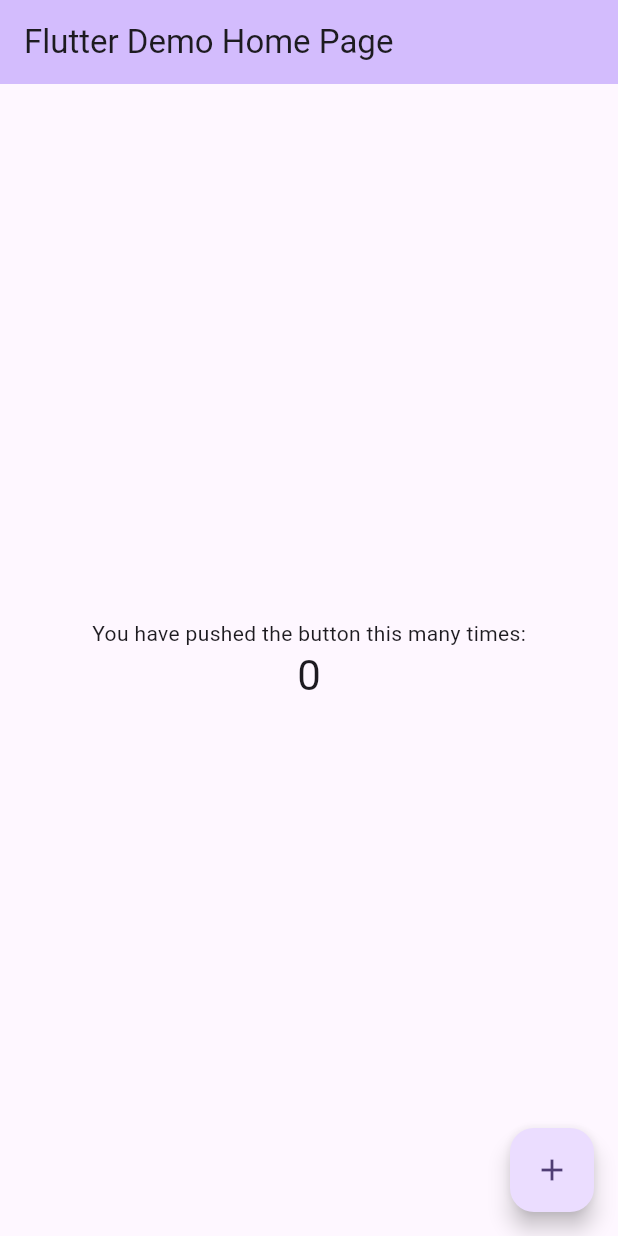
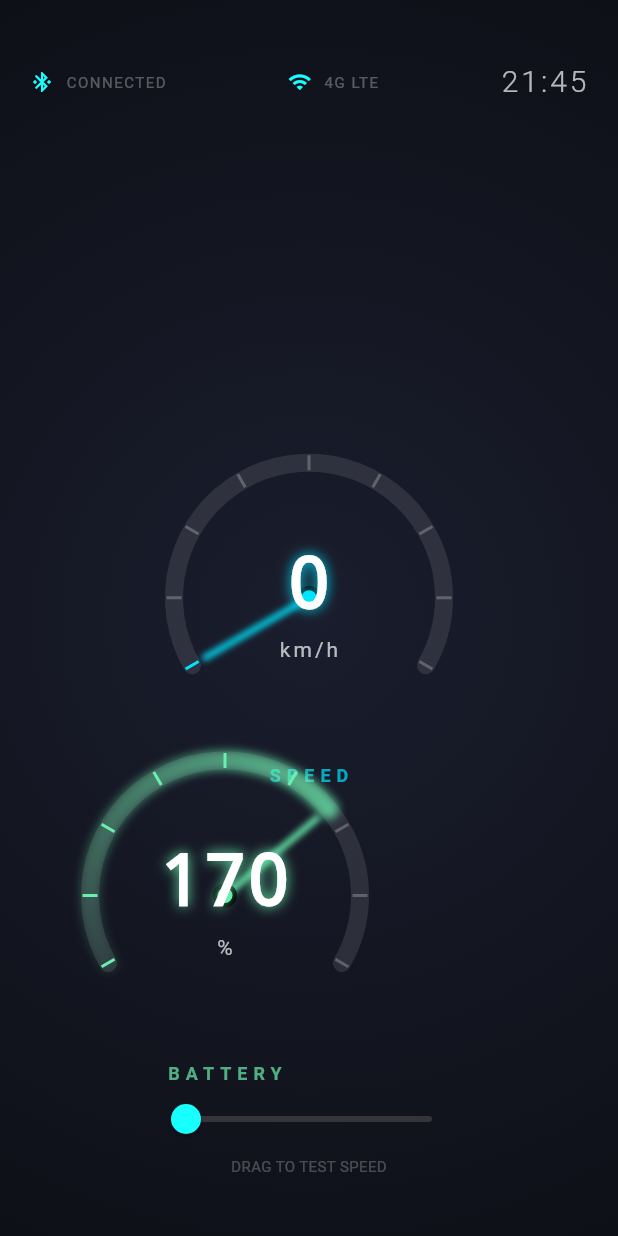
Before and after one commit to evatechnosoft/car_dash, a Flutter app: the screen it shows after launch, on a phone screen of 412 x 824 dp. Run offline on Flutter 3.47's test engine with Material 3 defaults, Android fonts, the phone set to English and light mode, and no system bars.

Commit message:
feat: implement futuristic analog-digital gauges and setup dashboard

```diff
--- a/lib/main.dart
+++ b/lib/main.dart
@@ -1,122 +1,134 @@
 import 'package:flutter/material.dart';
+import 'presentation/widgets/futuristic_gauge.dart';
 
 void main() {
-  runApp(const MyApp());
+  runApp(const CarDashApp());
 }
 
-class MyApp extends StatelessWidget {
-  const MyApp({super.key});
+class CarDashApp extends StatelessWidget {
+  const CarDashApp({super.key});
 
-  // This widget is the root of your application.
   @override
   Widget build(BuildContext context) {
     return MaterialApp(
-      title: 'Flutter Demo',
+      title: 'car_dash',
+      debugShowCheckedModeBanner: false,
       theme: ThemeData(
-        // This is the theme of your application.
-        //
-        // TRY THIS: Try running your application with "flutter run". You'll see
-        // the application has a purple toolbar. Then, without quitting the app,
-        // try changing the seedColor in the colorScheme below to Colors.green
-        // and then invoke "hot reload" (save your changes or press the "hot
-        // reload" button in a Flutter-supported IDE, or press "r" if you used
-        // the command line to start the app).
-        //
-        // Notice that the counter didn't reset back to zero; the application
-        // state is not lost during the reload. To reset the state, use hot
-        // restart instead.
-        //
-        // This works for code too, not just values: Most code changes can be
-        // tested with just a hot reload.
-        colorScheme: .fromSeed(seedColor: Colors.deepPurple),
+        brightness: Brightness.dark,
+        scaffoldBackgroundColor: const Color(0xFF0A0B10),
+        useMaterial3: true,
       ),
-      home: const MyHomePage(title: 'Flutter Demo Home Page'),
+      home: const DashboardScreen(),
     );
   }
 }
 
-class MyHomePage extends StatefulWidget {
-  const MyHomePage({super.key, required this.title});
-
-  // This widget is the home page of your application. It is stateful, meaning
-  // that it has a State object (defined below) that contains fields that affect
-  // how it looks.
-
-  // This class is the configuration for the state. It holds the values (in this
-  // case the title) provided by the parent (in this case the App widget) and
-  // used by the build method of the State. Fields in a Widget subclass are
-  // always marked "final".
-
-  final String title;
+class DashboardScreen extends StatefulWidget {
+  const DashboardScreen({super.key});
 
   @override
-  State<MyHomePage> createState() => _MyHomePageState();
+  State<DashboardScreen> createState() => _DashboardScreenState();
 }
 
-class _MyHomePageState extends State<MyHomePage> {
-  int _counter = 0;
-
-  void _incrementCounter() {
-    setState(() {
-      // This call to setState tells the Flutter framework that something has
-      // changed in this State, which causes it to rerun the build method below
-      // so that the display can reflect the updated values. If we changed
-      // _counter without calling setState(), then the build method would not be
-      // called again, and so nothing would appear to happen.
-      _counter++;
-    });
-  }
+class _DashboardScreenState extends State<DashboardScreen> {
+  double _speed = 0;
+  double _battery = 85;
 
   @override
   Widget build(BuildContext context) {
-    // This method is rerun every time setState is called, for instance as done
-    // by the _incrementCounter method above.
-    //
-    // The Flutter framework has been optimized to make rerunning build methods
-    // fast, so that you can just rebuild anything that needs updating rather
-    // than having to individually change instances of widgets.
     return Scaffold(
-      appBar: AppBar(
-        // TRY THIS: Try changing the color here to a specific color (to
-        // Colors.amber, perhaps?) and trigger a hot reload to see the AppBar
-        // change color while the other colors stay the same.
-        backgroundColor: Theme.of(context).colorScheme.inversePrimary,
-        // Here we take the value from the MyHomePage object that was created by
-        // the App.build method, and use it to set our appbar title.
-        title: Text(widget.title),
-      ),
-      body: Center(
-        // Center is a layout widget. It takes a single child and positions it
-        // in the middle of the parent.
-        child: Column(
-          // Column is also a layout widget. It takes a list of children and
-          // arranges them vertically. By default, it sizes itself to fit its
-          // children horizontally, and tries to be as tall as its parent.
-          //
-          // Column has various properties to control how it sizes itself and
-          // how it positions its children. Here we use mainAxisAlignment to
-          // center the children vertically; the main axis here is the vertical
-          // axis because Columns are vertical (the cross axis would be
-          // horizontal).
-          //
-          // TRY THIS: Invoke "debug painting" (choose the "Toggle Debug Paint"
-          // action in the IDE, or press "p" in the console), to see the
-          // wireframe for each widget.
-          mainAxisAlignment: .center,
+      body: Container(
+        decoration: const BoxDecoration(
+          gradient: RadialGradient(
+            center: Alignment.center,
+            radius: 1.5,
+            colors: [
+              Color(0xFF1A1D2D),
+              Color(0xFF0A0B10),
+            ],
+          ),
+        ),
+        child: Stack(
           children: [
-            const Text('You have pushed the button this many times:'),
-            Text(
-              '$_counter',
-              style: Theme.of(context).textTheme.headlineMedium,
+            // Top Status Bar
+            Positioned(
+              top: 40,
+              left: 20,
+              right: 20,
+              child: Row(
+                mainAxisAlignment: MainAxisAlignment.spaceBetween,
+                children: [
+                  _statusIcon(Icons.bluetooth_connected, "CONNECTED"),
+                  _statusIcon(Icons.wifi, "4G LTE"),
+                  Text(
+                    "21:45",
+                    style: TextStyle(
+                      color: Colors.white70,
+                      fontSize: 20,
+                      fontWeight: FontWeight.w300,
+                      letterSpacing: 2,
+                    ),
+                  ),
+                ],
+              ),
+            ),
+
+            // Main Gauge Center
+            Center(
+              child: FuturisticGauge(
+                value: _speed,
+                label: "SPEED",
+                unit: "km/h",
+                accentColor: const Color(0xFF00E5FF),
+              ),
+            ),
+
+            // Secondary Gauges
+            Positioned(
+              bottom: 100,
+              left: 50,
+              child: FuturisticGauge(
+                value: _battery * 2, // Scale for display
+                label: "BATTERY",
+                unit: "%",
+                accentColor: Colors.greenAccent,
+              ),
+            ),
+
+            // Control Slider (Testing)
+            Positioned(
+              bottom: 40,
+              left: 100,
+              right: 100,
+              child: Column(
+                children: [
+                  Slider(
+                    value: _speed,
+                    min: 0,
+                    max: 240,
+                    onChanged: (val) => setState(() => _speed = val),
+                    activeColor: Colors.cyanAccent,
+                  ),
+                  const Text("DRAG TO TEST SPEED", style: TextStyle(color: Colors.white24, fontSize: 10)),
+                ],
+              ),
             ),
           ],
         ),
       ),
-      floatingActionButton: FloatingActionButton(
-        onPressed: _incrementCounter,
-        tooltip: 'Increment',
-        child: const Icon(Icons.add),
-      ),
+    );
+  }
+
+  Widget _statusIcon(IconData icon, String label) {
+    return Row(
+      children: [
+        Icon(icon, color: Colors.cyanAccent, size: 16),
+        const SizedBox(width: 8),
+        Text(
+          label,
+          style: const TextStyle(color: Colors.white30, fontSize: 10, letterSpacing: 1),
+        ),
+      ],
     );
   }
 }
--- /dev/null
+++ b/lib/presentation/painters/base_gauge_painter.dart
@@ -0,0 +1,27 @@
+import 'dart:math';
+import 'package:flutter/material.dart';
+
+abstract class BaseGaugePainter extends CustomPainter {
+  final double value;
+  final double min;
+  final double max;
+  final Color accentColor;
+
+  BaseGaugePainter({
+    required this.value,
+    this.min = 0,
+    this.max = 200,
+    this.accentColor = Colors.cyanAccent,
+  });
+
+  double get angle => (value - min) / (max - min) * 240 * (pi / 180);
+
+  void drawScale(Canvas canvas, Size size, {int segments = 10});
+  void drawNeedle(Canvas canvas, Size size);
+  void drawValue(Canvas canvas, Size size);
+
+  @override
+  bool shouldRepaint(covariant BaseGaugePainter oldDelegate) {
+    return oldDelegate.value != value || oldDelegate.accentColor != accentColor;
+  }
+}
--- /dev/null
+++ b/lib/presentation/widgets/futuristic_gauge.dart
@@ -0,0 +1,75 @@
+import 'package:flutter/material.dart';
+import '../painters/speedometer_painter.dart';
+
+class FuturisticGauge extends StatelessWidget {
+  final double value;
+  final String label;
+  final String unit;
+  final Color accentColor;
+
+  const FuturisticGauge({
+    super.key,
+    required this.value,
+    this.label = "SPEED",
+    this.unit = "km/h",
+    this.accentColor = const Color(0xFF00E5FF),
+  });
+
+  @override
+  Widget build(BuildContext context) {
+    return Column(
+      mainAxisSize: MainAxisSize.min,
+      children: [
+        Stack(
+          alignment: Alignment.center,
+          children: [
+            SizedBox(
+              width: 200,
+              height: 200,
+              child: CustomPaint(
+                painter: SpeedometerPainter(
+                  value: value,
+                  accentColor: accentColor,
+                ),
+              ),
+            ),
+            Column(
+              children: [
+                Text(
+                  value.toInt().toString(),
+                  style: TextStyle(
+                    color: Colors.white,
+                    fontSize: 48,
+                    fontWeight: FontWeight.bold,
+                    fontFamily: 'Courier', // Futuristic fallback
+                    shadows: [
+                      Shadow(color: accentColor, blurRadius: 10),
+                    ],
+                  ),
+                ),
+                Text(
+                  unit,
+                  style: TextStyle(
+                    color: Colors.white70,
+                    fontSize: 14,
+                    letterSpacing: 2,
+                  ),
+                ),
+              ],
+            ),
+          ],
+        ),
+        const SizedBox(height: 10),
+        Text(
+          label,
+          style: TextStyle(
+            color: accentColor.withOpacity(0.7),
+            fontSize: 12,
+            fontWeight: FontWeight.w600,
+            letterSpacing: 4,
+          ),
+        ),
+      ],
+    );
+  }
+}
```
Also changed, not shown: lib/presentation/painters/speedometer_painter.dart (added, +108 -0 lines).
